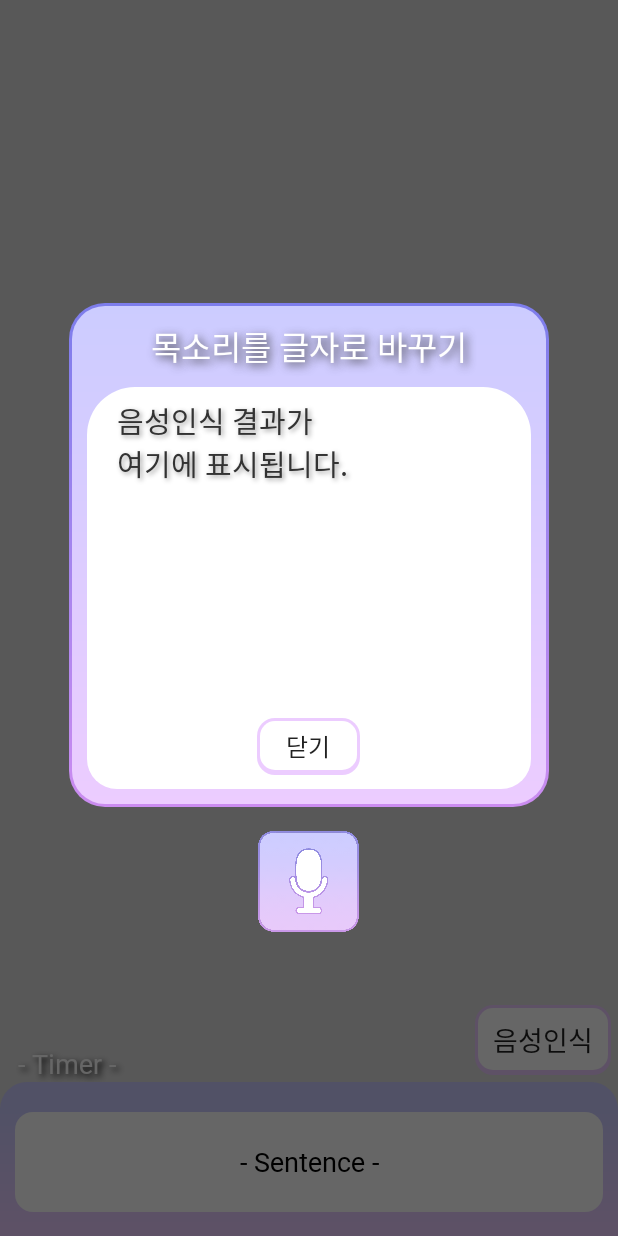
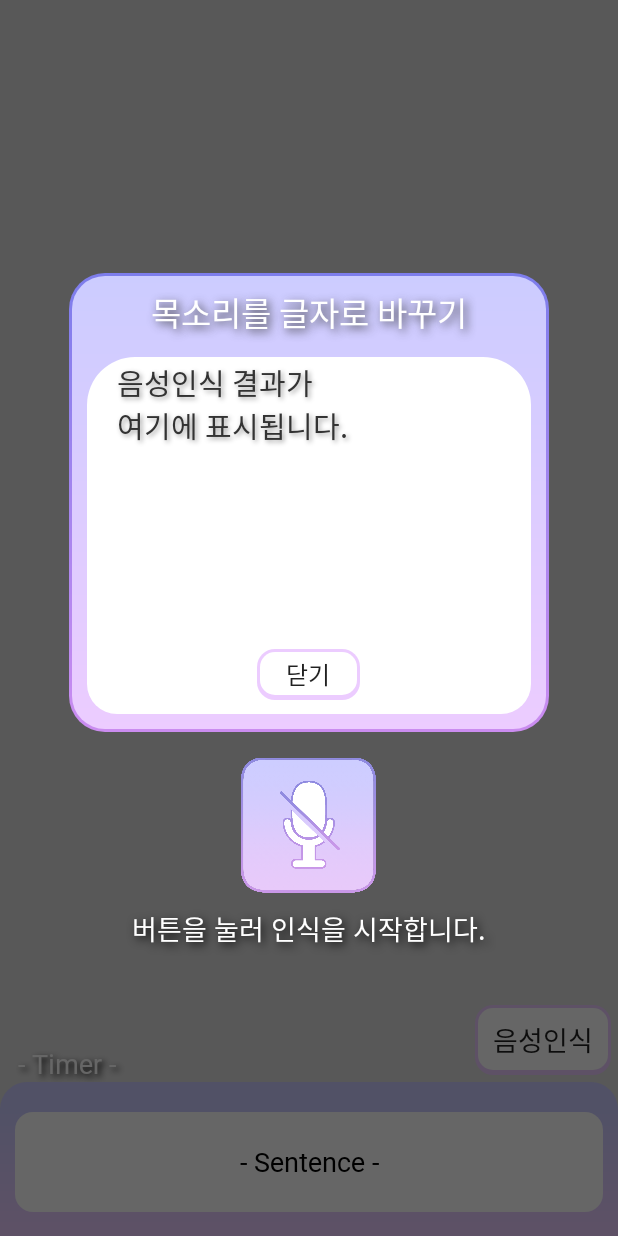
Before and after one commit to Larun1517/SignLanguageTranslator, an Android app: the CameraActivity screen opened directly, with no data from a screen before it, after a tap on "음성인식", on a phone screen of 412 x 824 dp. Run offline under Robolectric (Android 15) with nearby library versions, the light colour scheme and no system bars; libraries missing offline, so code that uses them is left out: com.google.mediapipe.formats, com.google.mediapipe.solutioncore, com.google.mediapipe.solutions; 21 statements that could not run were skipped.

Commit message:
stt 수정 2
개발 상황 공유 목적 커밋

```diff
--- a/SignLanguageTranslatorApp/app/src/main/java/com/example/signlanguagetranslatorapp/STTDialog.java
+++ b/SignLanguageTranslatorApp/app/src/main/java/com/example/signlanguagetranslatorapp/STTDialog.java
@@ -29,6 +29,7 @@ public class STTDialog extends Dialog {
     private Button view_confirm;
     private ImageButton view_sttBtn;
     private TextView view_text;
+    private TextView view_info;
 
     public STTDialog(@NonNull Context context) {
         super(context);
@@ -48,9 +49,11 @@ public class STTDialog extends Dialog {
         view_confirm.setOnClickListener(v -> { dismiss(); });
 
         view_text = (TextView)findViewById(R.id.sttResult);
+        view_info = (TextView)findViewById(R.id.stt_info);
         view_sttBtn = (ImageButton) findViewById(R.id.button_record);
         view_sttBtn.setOnClickListener(v -> {
-            view_sttBtn.setImageResource(R.drawable.icon_mic_off);
+            view_sttBtn.setImageResource(R.drawable.icon_mic_on);
+            view_info.setText("인식 중입니다.");
 
             mRecognizer=SpeechRecognizer.createSpeechRecognizer(context);
             mRecognizer.setRecognitionListener(listener);
@@ -79,7 +82,9 @@ public class STTDialog extends Dialog {
 
         @Override
         public void onResults(Bundle results) {
-            view_sttBtn.setImageResource(R.drawable.icon_mic_on);
+            view_sttBtn.setImageResource(R.drawable.icon_mic_off);
+            view_info.setText("버튼을 눌러 인식을 시작합니다.");
+
             ArrayList<String> matches = results.getStringArrayList(SpeechRecognizer.RESULTS_RECOGNITION);
             for(int i = 0; i < matches.size() ; i++){
                 view_text.setText(matches.get(i));
--- a/SignLanguageTranslatorApp/app/src/main/res/layout/dialog_stt.xml
+++ b/SignLanguageTranslatorApp/app/src/main/res/layout/dialog_stt.xml
@@ -2,7 +2,7 @@
 <LinearLayout xmlns:android="http://schemas.android.com/apk/res/android"
     xmlns:tools="http://schemas.android.com/tools"
     android:layout_width="320dp"
-    android:layout_height="420dp"
+    android:layout_height="460dp"
     android:gravity="center"
     android:focusable="true"
     android:focusableInTouchMode="true"
@@ -65,12 +65,26 @@
 
     <ImageButton
         android:id="@+id/button_record"
-        android:src="@drawable/icon_mic_on"
+        android:src="@drawable/icon_mic_off"
         android:scaleType="fitCenter"
         android:padding="0dp"
-        android:layout_width="70dp"
+        android:layout_width="90dp"
         android:layout_height="0dp"
         android:layout_gravity="center"
         android:layout_marginTop="16dp"
-        android:layout_weight=".2" />
+        android:layout_weight=".3" />
+
+    <TextView
+        android:id="@+id/stt_info"
+        android:layout_width="match_parent"
+        android:layout_height="0dp"
+        android:layout_weight="0.15"
+        android:gravity="center"
+        android:shadowColor="#000"
+        android:shadowDx="3"
+        android:shadowDy="3"
+        android:shadowRadius="7"
+        android:textColor="#fff"
+        android:textSize="18dp"
+        android:text="버튼을 눌러 인식을 시작합니다." />
 </LinearLayout>
```
